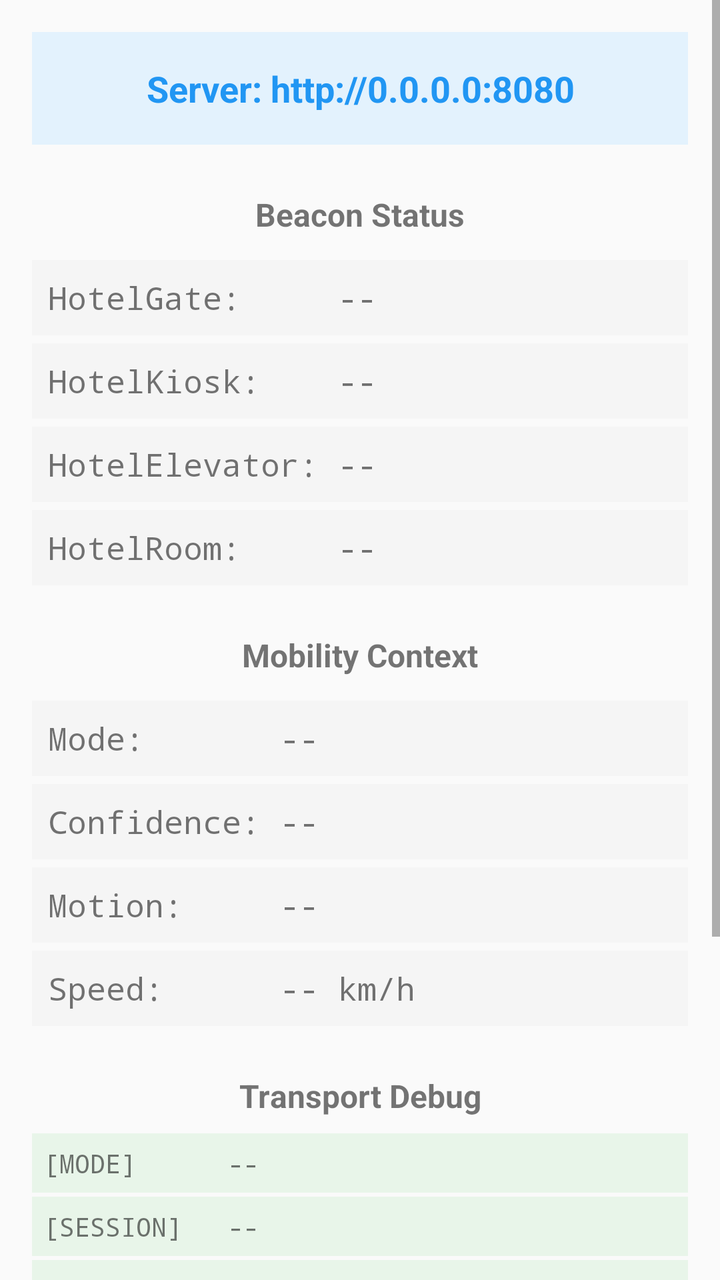
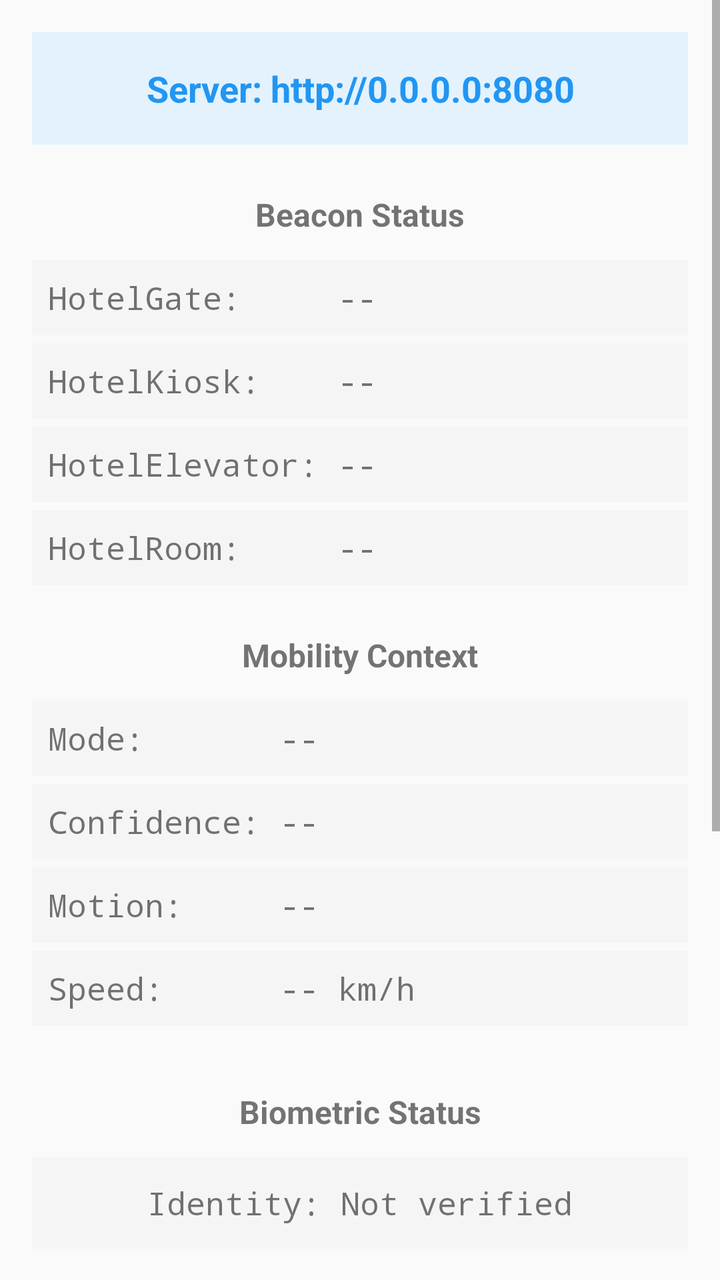

The first picture is an Android layout as it rendered before a commit; the second is the same layout after the commit. The layout source and the unified diff follow.
<!-- AndroidManifest.xml: application theme Theme.AppCompat.Light.DarkActionBar -->
<!-- res/layout/activity_main.xml -->
<?xml version="1.0" encoding="utf-8"?>
<ScrollView xmlns:android="http://schemas.android.com/apk/res/android"
    android:layout_width="match_parent"
    android:layout_height="match_parent">

    <LinearLayout
        android:layout_width="match_parent"
        android:layout_height="wrap_content"
        android:orientation="vertical"
        android:padding="16dp">

        
        <TextView
            android:id="@+id/ipAddressText"
            android:layout_width="match_parent"
            android:layout_height="wrap_content"
            android:text="Server: http://0.0.0.0:8080"
            android:textSize="18sp"
            android:textStyle="bold"
            android:textColor="#2196F3"
            android:gravity="center"
            android:padding="16dp"
            android:background="#E3F2FD"
            android:layout_marginBottom="24dp" />

        
        <TextView
            android:layout_width="match_parent"
            android:layout_height="wrap_content"
            android:text="Beacon Status"
            android:textSize="16sp"
            android:textStyle="bold"
            android:gravity="center"
            android:layout_marginBottom="12dp" />

        <TextView
            android:id="@+id/beaconGate"
            android:layout_width="match_parent"
            android:layout_height="wrap_content"
            android:text="HotelGate:     --"
            android:textSize="16sp"
            android:fontFamily="monospace"
            android:padding="8dp"
            android:background="#F5F5F5"
            android:layout_marginBottom="4dp" />

        <TextView
            android:id="@+id/beaconKiosk"
            android:layout_width="match_parent"
            android:layout_height="wrap_content"
            android:text="HotelKiosk:    --"
            android:textSize="16sp"
            android:fontFamily="monospace"
            android:padding="8dp"
            android:background="#F5F5F5"
            android:layout_marginBottom="4dp" />

        <TextView
            android:id="@+id/beaconElevator"
            android:layout_width="match_parent"
            android:layout_height="wrap_content"
            android:text="HotelElevator: --"
            android:textSize="16sp"
            android:fontFamily="monospace"
            android:padding="8dp"
            android:background="#F5F5F5"
            android:layout_marginBottom="4dp" />

        <TextView
            android:id="@+id/beaconRoom"
            android:layout_width="match_parent"
            android:layout_height="wrap_content"
            android:text="HotelRoom:     --"
            android:textSize="16sp"
            android:fontFamily="monospace"
            android:padding="8dp"
            android:background="#F5F5F5"
            android:layout_marginBottom="24dp" />

        
        <TextView
            android:layout_width="match_parent"
            android:layout_height="wrap_content"
            android:text="Mobility Context"
            android:textSize="16sp"
            android:textStyle="bold"
            android:gravity="center"
            android:layout_marginBottom="12dp" />

        <TextView
            android:id="@+id/contextMode"
            android:layout_width="match_parent"
            android:layout_height="wrap_content"
            android:text="Mode:       --"
            android:textSize="16sp"
            android:fontFamily="monospace"
            android:padding="8dp"
            android:background="#F5F5F5"
            android:layout_marginBottom="4dp" />

        <TextView
            android:id="@+id/contextConfidence"
            android:layout_width="match_parent"
            android:layout_height="wrap_content"
            android:text="Confidence: --"
            android:textSize="16sp"
            android:fontFamily="monospace"
            android:padding="8dp"
            android:background="#F5F5F5"
            android:layout_marginBottom="4dp" />

        <TextView
            android:id="@+id/contextMotion"
            android:layout_width="match_parent"
            android:layout_height="wrap_content"
            android:text="Motion:     --"
            android:textSize="16sp"
            android:fontFamily="monospace"
            android:padding="8dp"
            android:background="#F5F5F5"
            android:layout_marginBottom="4dp" />

        <TextView
            android:id="@+id/contextSpeed"
            android:layout_width="match_parent"
            android:layout_height="wrap_content"
            android:text="Speed:      -- km/h"
            android:textSize="16sp"
            android:fontFamily="monospace"
            android:padding="8dp"
            android:background="#F5F5F5"
            android:layout_marginBottom="24dp" />

        
        <LinearLayout
            android:id="@+id/simSection"
            android:layout_width="match_parent"
            android:layout_height="wrap_content"
            android:orientation="vertical"
            android:visibility="visible">

            
            <TextView
                android:layout_width="match_parent"
                android:layout_height="wrap_content"
                android:text="Transport Debug"
                android:textSize="16sp"
                android:textStyle="bold"
                android:gravity="center"
                android:layout_marginBottom="8dp" />

            <TextView
                android:id="@+id/debugDeviceMode"
                android:layout_width="match_parent"
                android:layout_height="wrap_content"
                android:text="[MODE]      --"
                android:textSize="13sp"
                android:fontFamily="monospace"
                android:padding="6dp"
                android:background="#E8F5E9"
                android:layout_marginBottom="2dp" />

            <TextView
                android:id="@+id/debugSession"
                android:layout_width="match_parent"
                android:layout_height="wrap_content"
                android:text="[SESSION]   --"
                android:textSize="13sp"
                android:fontFamily="monospace"
                android:padding="6dp"
                android:background="#E8F5E9"
                android:layout_marginBottom="2dp" />

            <TextView
                android:id="@+id/debugBiometric"
                android:layout_width="match_parent"
                android:layout_height="wrap_content"
                android:text="[BIOMETRIC] --"
                android:textSize="13sp"
                android:fontFamily="monospace"
                android:padding="6dp"
                android:background="#E8F5E9"
                android:layout_marginBottom="2dp" />

            <TextView
                android:id="@+id/debugAdvisory"
                android:layout_width="match_parent"
                android:layout_height="wrap_content"
                android:text="[ADVISORY]  --"
                android:textSize="13sp"
                android:fontFamily="monospace"
                android:padding="6dp"
                android:background="#E8F5E9"
                android:layout_marginBottom="2dp" />

            <TextView
                android:id="@+id/debugNearStation"
                android:layout_width="match_parent"
                android:layout_height="wrap_content"
                android:text="[AT STATION] --"
                android:textSize="13sp"
                android:fontFamily="monospace"
                android:padding="6dp"
                android:background="#E8F5E9"
                android:layout_marginBottom="16dp" />

        </LinearLayout>

        
        <Button
            android:id="@+id/startButton"
            android:layout_width="match_parent"
            android:layout_height="wrap_content"
            android:text="Start Scanning"
            android:textSize="16sp"
            android:padding="16dp"
            android:layout_marginBottom="12dp" />

        <Button
            android:id="@+id/stopButton"
            android:layout_width="match_parent"
            android:layout_height="wrap_content"
            android:text="Stop Scanning"
            android:textSize="16sp"
            android:padding="16dp"
            android:enabled="false" />

    </LinearLayout>
</ScrollView>
<!-- resources referenced by this layout -->
<resources>

</resources>

<!-- the commit's change to res/layout/activity_main.xml (unified diff, before → after) -->
@@ -132,6 +132,29 @@
             android:layout_marginBottom="24dp" />
 
         
+        <TextView
+            android:layout_width="match_parent"
+            android:layout_height="wrap_content"
+            android:text="Biometric Status"
+            android:textSize="16sp"
+            android:textStyle="bold"
+            android:gravity="center"
+            android:layout_marginBottom="12dp"
+            android:layout_marginTop="8dp" />
+
+        <TextView
+            android:id="@+id/biometricStatusText"
+            android:layout_width="match_parent"
+            android:layout_height="wrap_content"
+            android:text="Identity: Not verified"
+            android:textSize="16sp"
+            android:fontFamily="monospace"
+            android:padding="12dp"
+            android:gravity="center"
+            android:background="#F5F5F5"
+            android:layout_marginBottom="24dp" />
+
+        
         <LinearLayout
             android:id="@+id/simSection"
             android:layout_width="match_parent"
